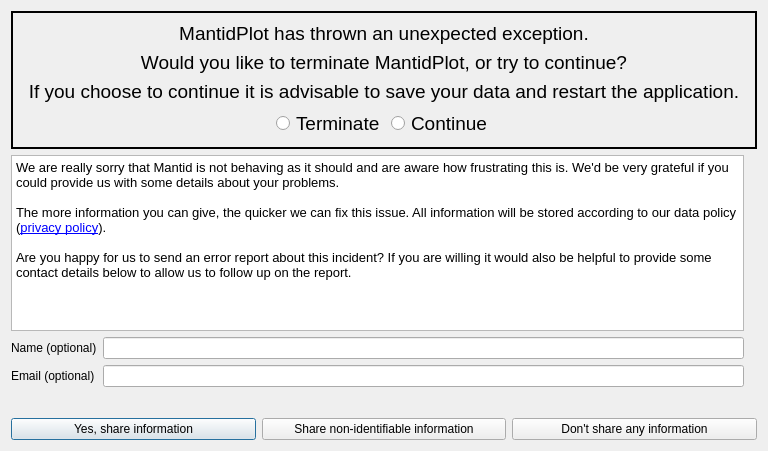
First picture: the form in scripts/ErrorReporter/errorreport.ui, repository mantidproject/mantid, before the edit.
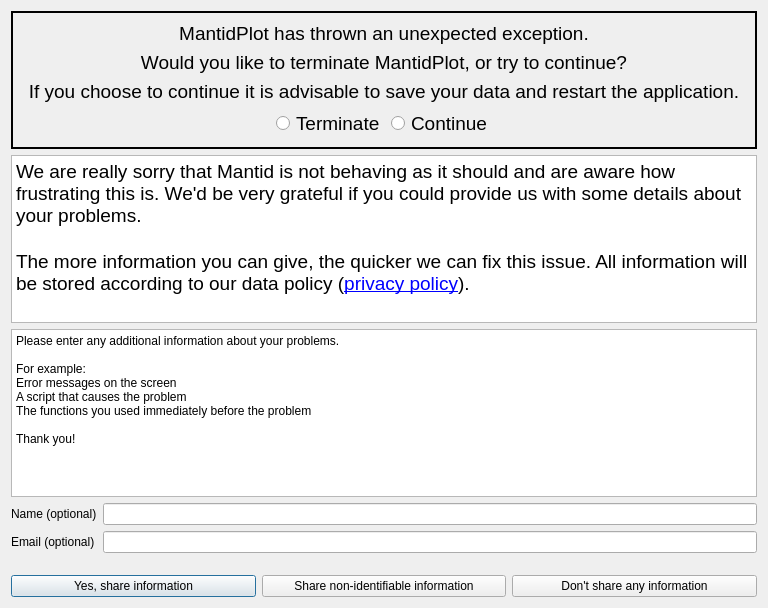
Second picture: the form after the edit. Icons and pictures are not drawn.

Commit message: Re #22604 added text box to gui

```diff
--- a/scripts/ErrorReporter/errorreport.ui
+++ b/scripts/ErrorReporter/errorreport.ui
@@ -7,7 +7,7 @@
     <x>0</x>
     <y>0</y>
     <width>768</width>
-    <height>451</height>
+    <height>608</height>
    </rect>
   </property>
   <property name="sizePolicy">
@@ -134,12 +134,12 @@
           <string>&lt;!DOCTYPE HTML PUBLIC &quot;-//W3C//DTD HTML 4.0//EN&quot; &quot;http://www.w3.org/TR/REC-html40/strict.dtd&quot;&gt;
 &lt;html&gt;&lt;head&gt;&lt;meta name=&quot;qrichtext&quot; content=&quot;1&quot; /&gt;&lt;style type=&quot;text/css&quot;&gt;
 p, li { white-space: pre-wrap; }
-&lt;/style&gt;&lt;/head&gt;&lt;body style=&quot; font-family:'Ubuntu'; font-size:11pt; font-weight:400; font-style:normal;&quot;&gt;
-&lt;p style=&quot; margin-top:0px; margin-bottom:0px; margin-left:0px; margin-right:0px; -qt-block-indent:0; text-indent:0px;&quot;&gt;&lt;span style=&quot; font-family:'.SF NS Text'; font-size:10pt; color:#000000;&quot;&gt;We are really sorry that Mantid is not behaving as it should and are aware how frustrating this is. We'd be very grateful if you could provide us with some details about your problems. &lt;/span&gt;&lt;/p&gt;
-&lt;p style=&quot;-qt-paragraph-type:empty; margin-top:0px; margin-bottom:0px; margin-left:0px; margin-right:0px; -qt-block-indent:0; text-indent:0px; font-family:'.SF NS Text'; font-size:10pt; color:#000000;&quot;&gt;&lt;br /&gt;&lt;/p&gt;
-&lt;p style=&quot; margin-top:0px; margin-bottom:0px; margin-left:0px; margin-right:0px; -qt-block-indent:0; text-indent:0px;&quot;&gt;&lt;span style=&quot; font-family:'.SF NS Text'; font-size:10pt; color:#000000;&quot;&gt;The more information you can give, the quicker we can fix this issue. All information will be stored according to our data policy (&lt;/span&gt;&lt;a href=&quot;https://www.mantidproject.org/MantidProject:Privacy_policy&quot;&gt;&lt;span style=&quot; font-family:'.SF NS Text'; font-size:10pt; text-decoration: underline; color:#0000ff;&quot;&gt;privacy policy&lt;/span&gt;&lt;/a&gt;&lt;span style=&quot; font-family:'.SF NS Text'; font-size:10pt; color:#000000;&quot;&gt;).&lt;/span&gt;&lt;/p&gt;
-&lt;p style=&quot;-qt-paragraph-type:empty; margin-top:0px; margin-bottom:0px; margin-left:0px; margin-right:0px; -qt-block-indent:0; text-indent:0px; font-family:'.SF NS Text'; font-size:10pt; color:#000000;&quot;&gt;&lt;br /&gt;&lt;/p&gt;
-&lt;p style=&quot; margin-top:0px; margin-bottom:0px; margin-left:0px; margin-right:0px; -qt-block-indent:0; text-indent:0px;&quot;&gt;&lt;span style=&quot; font-family:'.SF NS Text'; font-size:10pt; color:#000000;&quot;&gt;Are you happy for us to send an error report about this incident? If you are willing it would also be helpful to provide some contact details below to allow us to follow up on the report.&lt;/span&gt;&lt;/p&gt;&lt;/body&gt;&lt;/html&gt;</string>
+&lt;/style&gt;&lt;/head&gt;&lt;body style=&quot; font-family:'.SF NS Text'; font-size:13pt; font-weight:400; font-style:normal;&quot;&gt;
+&lt;p style=&quot; margin-top:0px; margin-bottom:0px; margin-left:0px; margin-right:0px; -qt-block-indent:0; text-indent:0px;&quot;&gt;&lt;span style=&quot; font-size:14pt; color:#000000;&quot;&gt;We are really sorry that Mantid is not behaving as it should and are aware how frustrating this is. We'd be very grateful if you could provide us with some details about your problems. &lt;/span&gt;&lt;/p&gt;
+&lt;p style=&quot;-qt-paragraph-type:empty; margin-top:0px; margin-bottom:0px; margin-left:0px; margin-right:0px; -qt-block-indent:0; text-indent:0px; font-size:14pt; color:#000000;&quot;&gt;&lt;br /&gt;&lt;/p&gt;
+&lt;p style=&quot; margin-top:0px; margin-bottom:0px; margin-left:0px; margin-right:0px; -qt-block-indent:0; text-indent:0px;&quot;&gt;&lt;span style=&quot; font-size:14pt; color:#000000;&quot;&gt;The more information you can give, the quicker we can fix this issue. All information will be stored according to our data policy (&lt;/span&gt;&lt;a href=&quot;https://www.mantidproject.org/MantidProject:Privacy_policy&quot;&gt;&lt;span style=&quot; font-size:14pt; text-decoration: underline; color:#0000ff;&quot;&gt;privacy policy&lt;/span&gt;&lt;/a&gt;&lt;span style=&quot; font-size:14pt; color:#000000;&quot;&gt;).&lt;/span&gt;&lt;/p&gt;
+&lt;p style=&quot;-qt-paragraph-type:empty; margin-top:0px; margin-bottom:0px; margin-left:0px; margin-right:0px; -qt-block-indent:0; text-indent:0px; font-size:14pt; color:#000000;&quot;&gt;&lt;br /&gt;&lt;/p&gt;
+&lt;p style=&quot; margin-top:0px; margin-bottom:0px; margin-left:0px; margin-right:0px; -qt-block-indent:0; text-indent:0px;&quot;&gt;&lt;span style=&quot; font-size:14pt; color:#000000;&quot;&gt;Are you happy for us to send an error report about this incident? If you are willing it would also be helpful to provide some contact details below to allow us to follow up on the report.&lt;/span&gt;&lt;/p&gt;&lt;/body&gt;&lt;/html&gt;</string>
          </property>
          <property name="openExternalLinks">
           <bool>false</bool>
@@ -149,6 +149,20 @@
          </property>
         </widget>
        </item>
+       <item>
+        <widget class="QPlainTextEdit" name="input_free_text">
+         <property name="plainText">
+          <string>Please enter any additional information about your problems. 
+
+For example:
+Error messages on the screen 
+A script that causes the problem 
+The functions you used immediately before the problem
+
+Thank you! </string>
+         </property>
+        </widget>
+       </item>
        <item>
         <layout class="QGridLayout" name="gridLayout">
          <item row="0" column="1">
@@ -188,16 +202,6 @@
        </item>
       </layout>
      </item>
-     <item>
-      <widget class="QLabel" name="icon">
-       <property name="text">
-        <string/>
-       </property>
-       <property name="pixmap">
-        <pixmap>../../images/crying_mantid.png</pixmap>
-       </property>
-      </widget>
-     </item>
     </layout>
    </item>
    <item>
```
The commit also changes 7 other files.
